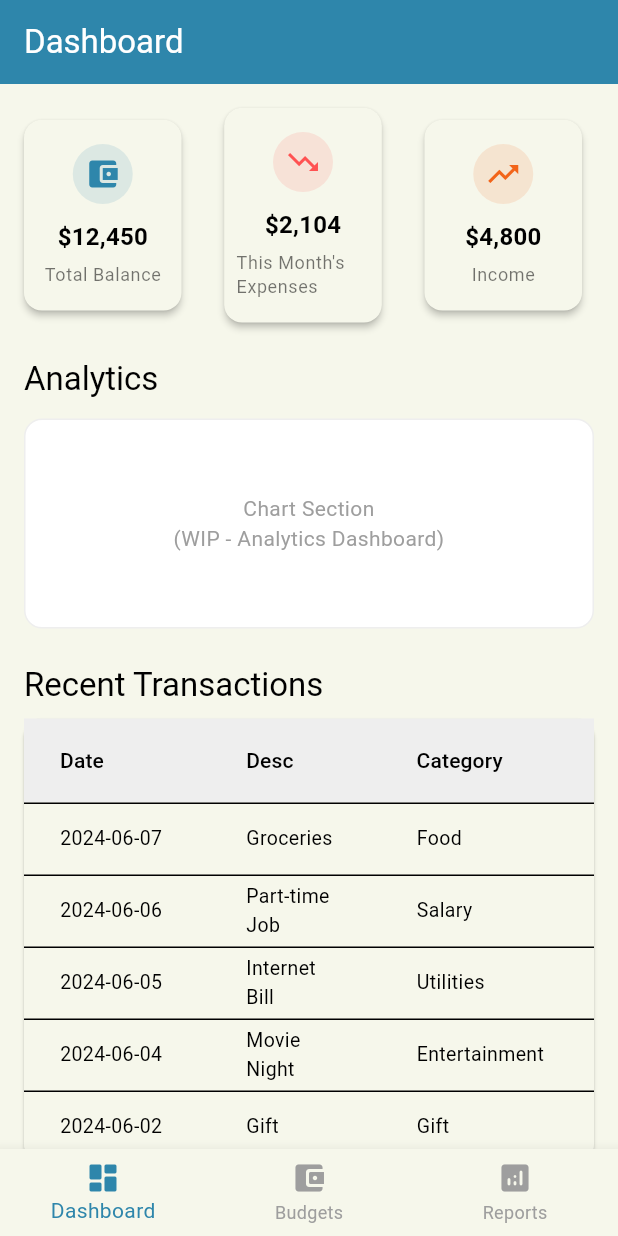
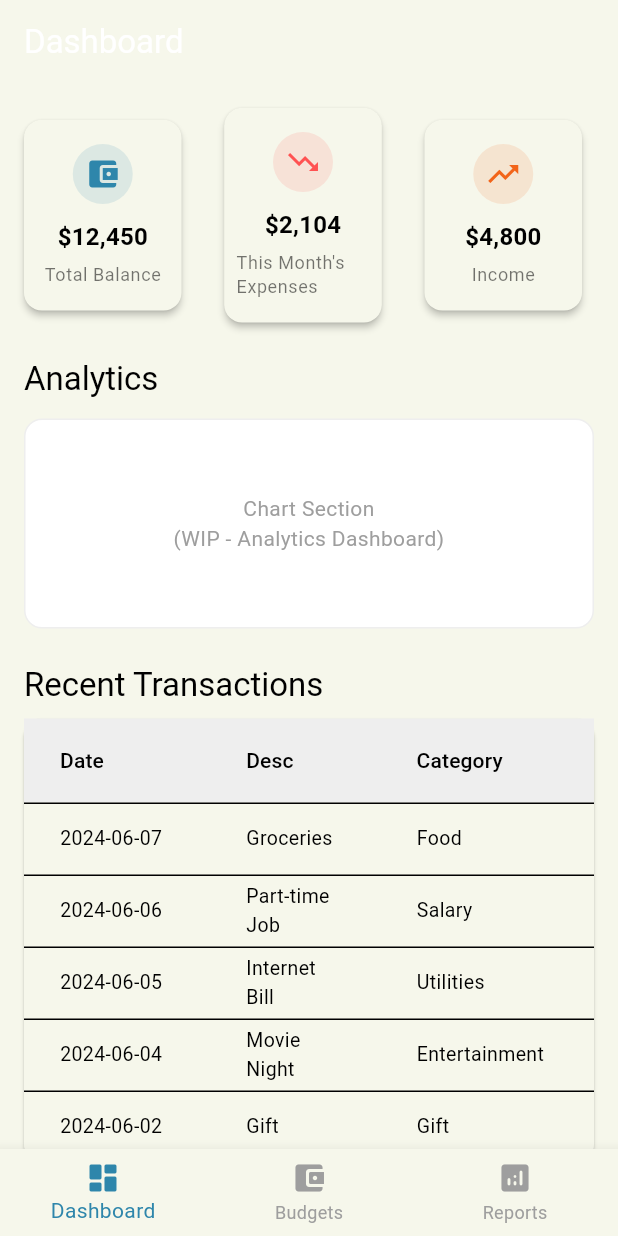
Before and after one commit to Workflow-Manager-admin/financeflow-44213-4415cc26, a Flutter app: the screen it shows after launch, on a phone screen of 412 x 824 dp. Run offline on Flutter 3.47's test engine with Material 3 defaults, Android fonts, the phone set to English and light mode, and no system bars.

Commit message:
Auto-commit: Changes as of 2025-06-04T04:23:59.088944+00:00

```diff
--- a/financeflow/lib/main.dart
+++ b/financeflow/lib/main.dart
@@ -29,7 +29,7 @@
         ),
         scaffoldBackgroundColor: secondaryColor,
         appBarTheme: AppBarTheme(
-          backgroundColor: primaryColor,
+          surfaceTintColor: primaryColor,
           foregroundColor: Colors.white,
         ),
         cardColor: Colors.white,
@@ -129,7 +129,6 @@
   Widget build(BuildContext context) {
     final Color primaryColor = Theme.of(context).primaryColor;
     final Color accentColor = Theme.of(context).colorScheme.secondary;
-    final Color secondaryColor = Theme.of(context).colorScheme.surface;
 
     return SingleChildScrollView(
       padding: const EdgeInsets.all(16),
@@ -297,7 +296,7 @@
       margin: EdgeInsets.zero,
       shape: RoundedRectangleBorder(borderRadius: BorderRadius.circular(12)),
       child: DataTable(
-        headingRowColor: MaterialStateProperty.all(Colors.grey.shade200),
+        headingRowColor: WidgetStateProperty.all(Colors.grey.shade200),
         columns: const [
           DataColumn(label: Text('Date')),
           DataColumn(label: Text('Desc')),
@@ -321,7 +320,7 @@
                 style: const TextStyle(fontSize: 13),
               )),
               DataCell(Text(
-                (isIncome ? '+' : '') + '\$${tx['amount'].toStringAsFixed(2)}',
+                '${isIncome ? '+' : ''}\$${tx['amount'].toStringAsFixed(2)}',
                 style: TextStyle(
                   color: isIncome ? Colors.green : Colors.redAccent,
                   fontWeight: FontWeight.bold,
```
Also changed, not shown: .knowledge/.knowledge.json, .knowledge/financeflow_lib_main.dart.
